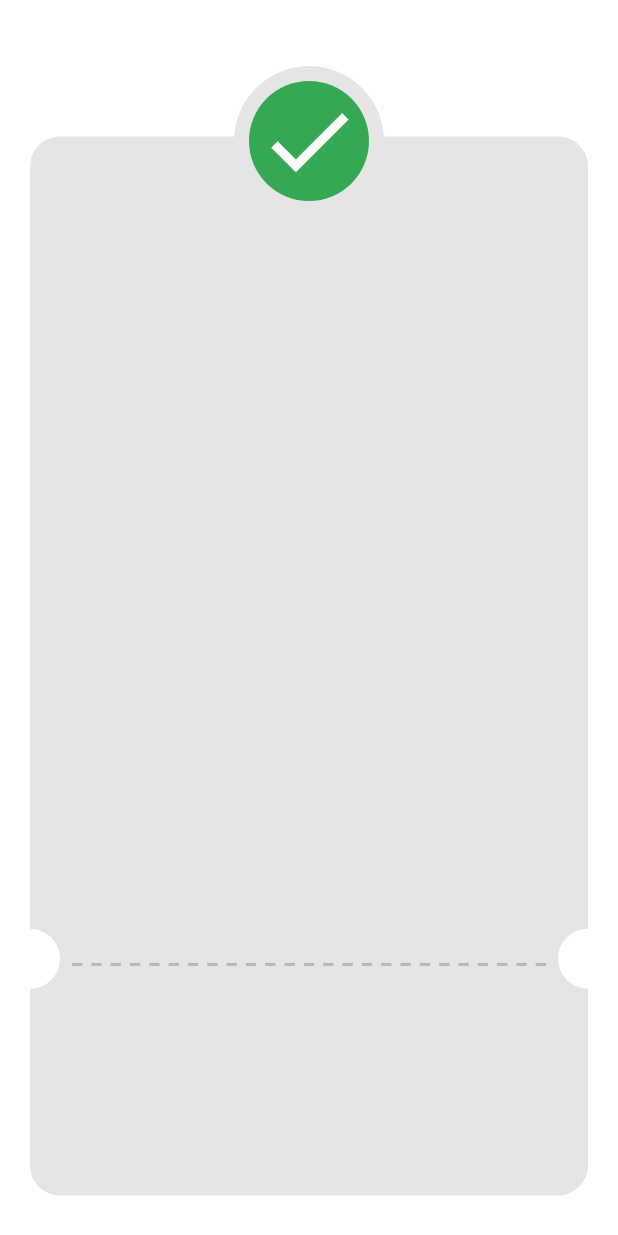
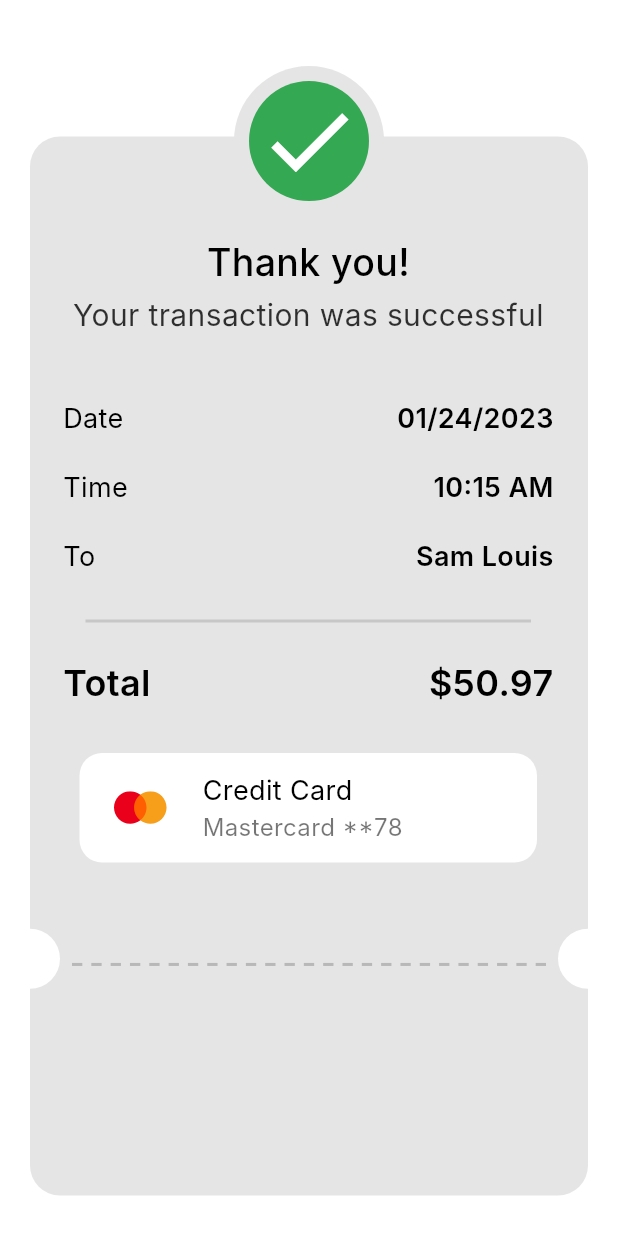
Before and after one commit to PhilopaterNabil/Checkout_Payment-App, a Flutter app: the ThankYouView screen opened directly, on a phone screen of 412 x 824 dp. Run offline on Flutter 3.47's test engine with Material 3 defaults, Android fonts, the phone set to English and light mode, and no system bars; our stand-ins replace flutter_credit_card, flutter_svg; Roboto replaces fonts that are missing (Inter).

Commit message:
Add CardInfoWidget and enhance ThankYouCard with transaction details for improved user feedback

```diff
--- /dev/null
+++ b/lib/features/checkout/presentation/views/widgets/card_info_widget.dart
@@ -0,0 +1,43 @@
+import 'package:checkout_payment_app/core/utils/app_image_assets.dart';
+import 'package:checkout_payment_app/core/utils/app_text_styles.dart';
+import 'package:flutter/material.dart';
+import 'package:flutter_svg/svg.dart';
+
+class CardInfoWidget extends StatelessWidget {
+  const CardInfoWidget({super.key});
+
+  @override
+  Widget build(BuildContext context) {
+    return Container(
+      height: 73,
+      width: 305,
+      decoration: ShapeDecoration(
+        color: Colors.white,
+        shape: RoundedRectangleBorder(
+          borderRadius: BorderRadius.circular(15),
+        ),
+      ),
+      child: Row(
+        children: [
+          SizedBox(width: 23),
+          SvgPicture.asset(AppImageAssets.imagesMasterCard),
+          SizedBox(width: 23),
+          Column(
+            crossAxisAlignment: CrossAxisAlignment.start,
+            mainAxisAlignment: MainAxisAlignment.center,
+            children: [
+              Text('Credit Card', style: AppTextStyles.font18BlackRegular),
+              Text(
+                'Mastercard **78',
+                style: AppTextStyles.font18BlackRegular.copyWith(
+                  color: Colors.black54,
+                  fontSize: 16,
+                ),
+              ),
+            ],
+          ),
+        ],
+      ),
+    );
+  }
+}
--- a/lib/features/checkout/presentation/views/widgets/order_info_item.dart
+++ b/lib/features/checkout/presentation/views/widgets/order_info_item.dart
@@ -2,25 +2,35 @@ import 'package:checkout_payment_app/core/utils/app_text_styles.dart';
 import 'package:flutter/material.dart';
 
 class OrderInfoItem extends StatelessWidget {
-  const OrderInfoItem(
-      {super.key, required this.title, required this.value, this.isTotalPrice = false});
+  const OrderInfoItem({
+    super.key,
+    required this.title,
+    required this.value,
+    this.isTotalPrice = false,
+    this.isSemiBoldValue = false,
+  });
 
   final String title, value;
-  final bool isTotalPrice;
+  final bool isTotalPrice, isSemiBoldValue;
 
   @override
   Widget build(BuildContext context) {
     return Row(
       mainAxisAlignment: MainAxisAlignment.spaceBetween,
       children: [
-        Text(title,
-            style: isTotalPrice
-                ? AppTextStyles.font24BlackSemiBold
-                : AppTextStyles.font18BlackRegular),
-        Text(value,
-            style: isTotalPrice
-                ? AppTextStyles.font24BlackSemiBold
-                : AppTextStyles.font18BlackRegular),
+        Text(
+          title,
+          style:
+              isTotalPrice ? AppTextStyles.font24BlackSemiBold : AppTextStyles.font18BlackRegular,
+        ),
+        Text(
+          value,
+          style: isTotalPrice
+              ? AppTextStyles.font24BlackSemiBold
+              : isSemiBoldValue
+                  ? AppTextStyles.font18BlackSemiBold
+                  : AppTextStyles.font18BlackRegular,
+        ),
       ],
     );
   }
--- a/lib/features/checkout/presentation/views/widgets/thank_you_card.dart
+++ b/lib/features/checkout/presentation/views/widgets/thank_you_card.dart
@@ -1,3 +1,6 @@
+import 'package:checkout_payment_app/core/utils/app_text_styles.dart';
+import 'package:checkout_payment_app/features/checkout/presentation/views/widgets/card_info_widget.dart';
+import 'package:checkout_payment_app/features/checkout/presentation/views/widgets/order_info_item.dart';
 import 'package:flutter/material.dart';
 
 class ThankYouCard extends StatelessWidget {
@@ -7,12 +10,43 @@ class ThankYouCard extends StatelessWidget {
   Widget build(BuildContext context) {
     return Container(
       margin: EdgeInsets.symmetric(horizontal: 20, vertical: 27),
+      padding: EdgeInsets.only(left: 22, right: 23, top: 66),
+      width: double.infinity,
       decoration: ShapeDecoration(
         color: Color(0xFFE5E5E5),
         shape: RoundedRectangleBorder(
           borderRadius: BorderRadius.circular(20),
         ),
       ),
+      child: Column(
+        children: [
+          Text(
+            'Thank you!',
+            style: AppTextStyles.font25BlackMedium,
+          ),
+          SizedBox(height: 2),
+          Text(
+            'Your transaction was successful',
+            style: AppTextStyles.font20BlackRegular,
+          ),
+          SizedBox(height: 42),
+          Column(
+            children: [
+              OrderInfoItem(title: 'Date', value: '01/24/2023', isSemiBoldValue: true),
+              SizedBox(height: 20),
+              OrderInfoItem(title: 'Time', value: '10:15 AM', isSemiBoldValue: true),
+              SizedBox(height: 20),
+              OrderInfoItem(title: 'To', value: 'Sam Louis', isSemiBoldValue: true),
+              SizedBox(height: 6),
+              Divider(
+                  height: 48, indent: 15, endIndent: 15, thickness: 2, color: Color(0xFFC7C7C7)),
+              OrderInfoItem(title: 'Total', value: '\$50.97', isTotalPrice: true),
+            ],
+          ),
+          SizedBox(height: 30),
+          CardInfoWidget(),
+        ],
+      ),
     );
   }
 }
```
